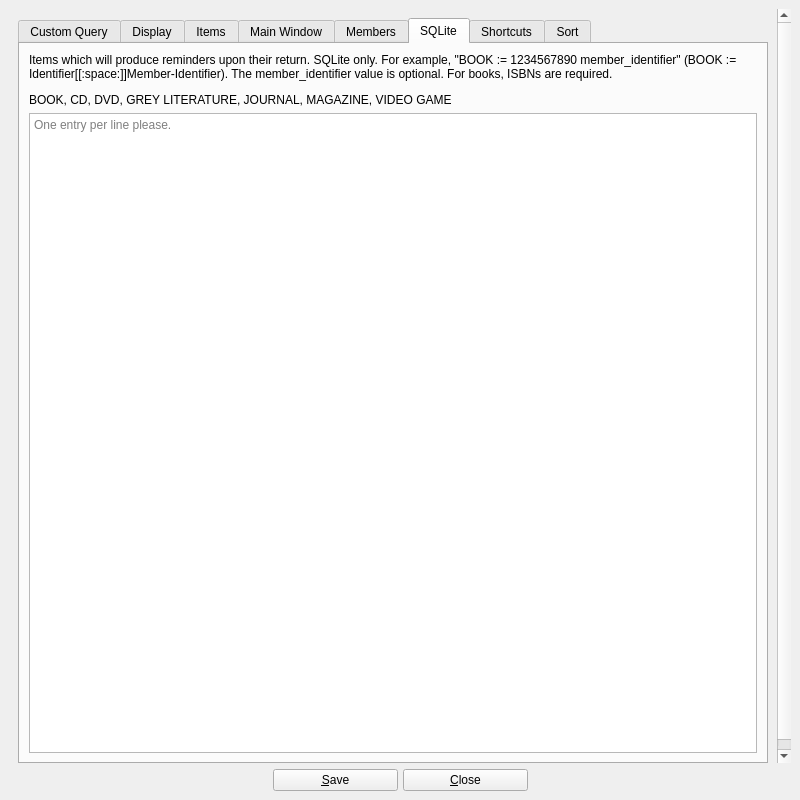
Old version of the form UI/biblioteq_otheroptions.ui in the repository textbrowser/biblioteq.
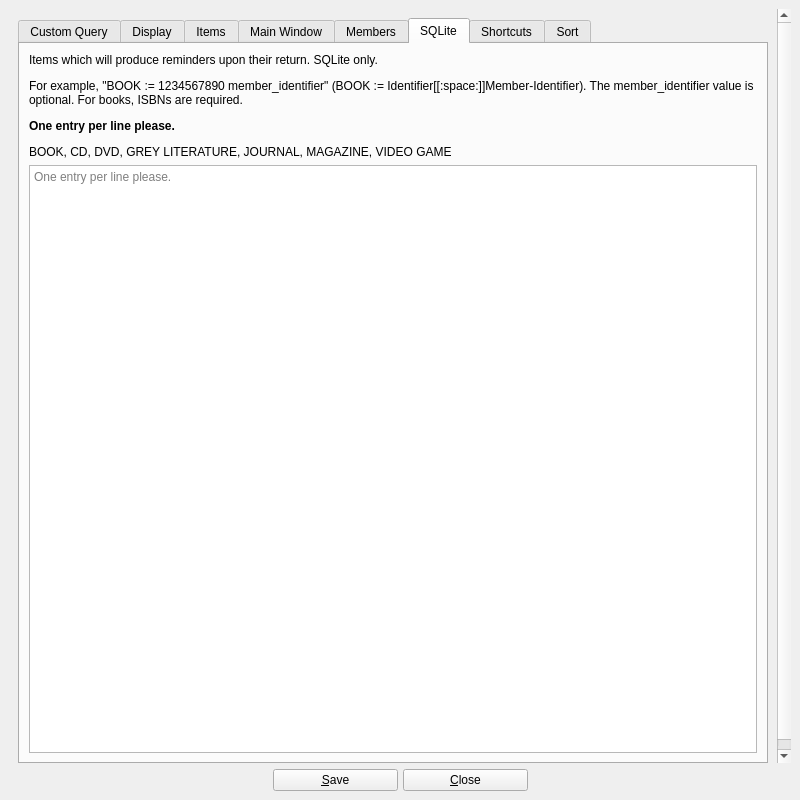
New version of the form. The open tabs and pages were chosen to show the change. Icons and pictures are not drawn. Custom widgets are drawn as their Qt base class.

Patch:
```diff
--- a/UI/biblioteq_otheroptions.ui
+++ b/UI/biblioteq_otheroptions.ui
@@ -754,7 +754,7 @@
             <item>
              <widget class="QLabel" name="label_17">
               <property name="text">
-               <string>&lt;html&gt;&lt;head/&gt;&lt;body&gt;&lt;p&gt;Items which will produce reminders upon their return. SQLite only. For example, &amp;quot;BOOK := 1234567890 member_identifier&amp;quot; (BOOK := Identifier[[:space:]]Member-Identifier). The member_identifier value is optional. For books, ISBNs are required.&lt;/p&gt;&lt;p&gt;BOOK, CD, DVD, GREY LITERATURE, JOURNAL, MAGAZINE, VIDEO GAME&lt;/p&gt;&lt;/body&gt;&lt;/html&gt;</string>
+               <string>&lt;html&gt;&lt;head/&gt;&lt;body&gt;&lt;p&gt;Items which will produce reminders upon their return. SQLite only.&lt;/p&gt;&lt;p&gt;For example, &amp;quot;BOOK := 1234567890 member_identifier&amp;quot; (BOOK := Identifier[[:space:]]Member-Identifier). The member_identifier value is optional. For books, ISBNs are required.&lt;/p&gt;&lt;p&gt;&lt;span style=&quot; font-weight:600;&quot;&gt;One entry per line please.&lt;/span&gt;&lt;/p&gt;&lt;p&gt;BOOK, CD, DVD, GREY LITERATURE, JOURNAL, MAGAZINE, VIDEO GAME&lt;/p&gt;&lt;/body&gt;&lt;/html&gt;</string>
               </property>
               <property name="wordWrap">
                <bool>true</bool>
```
